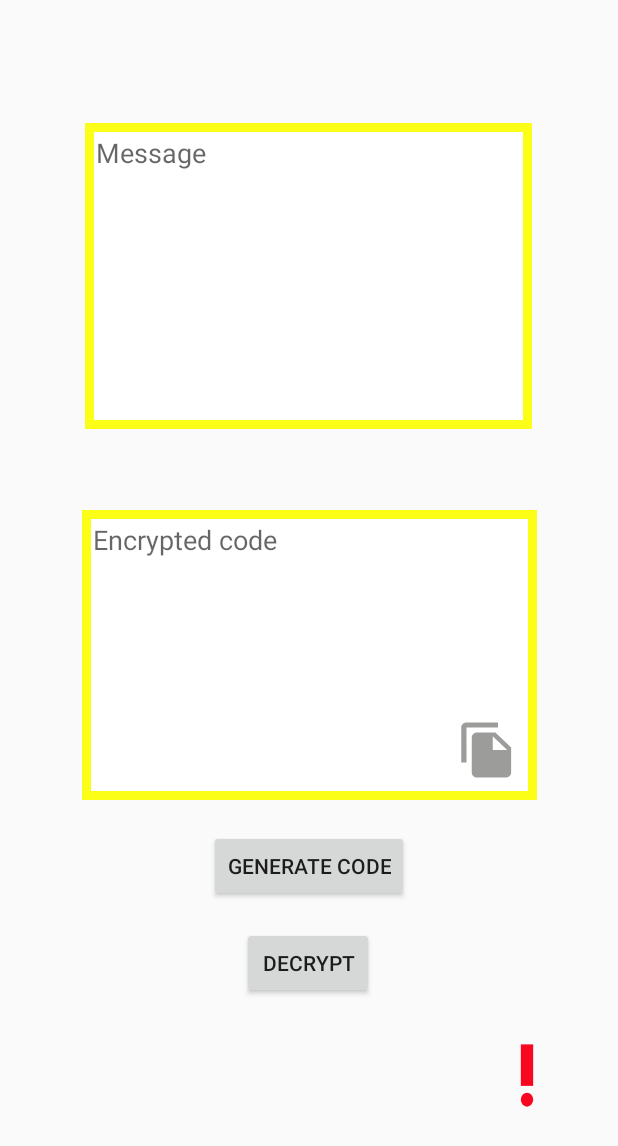
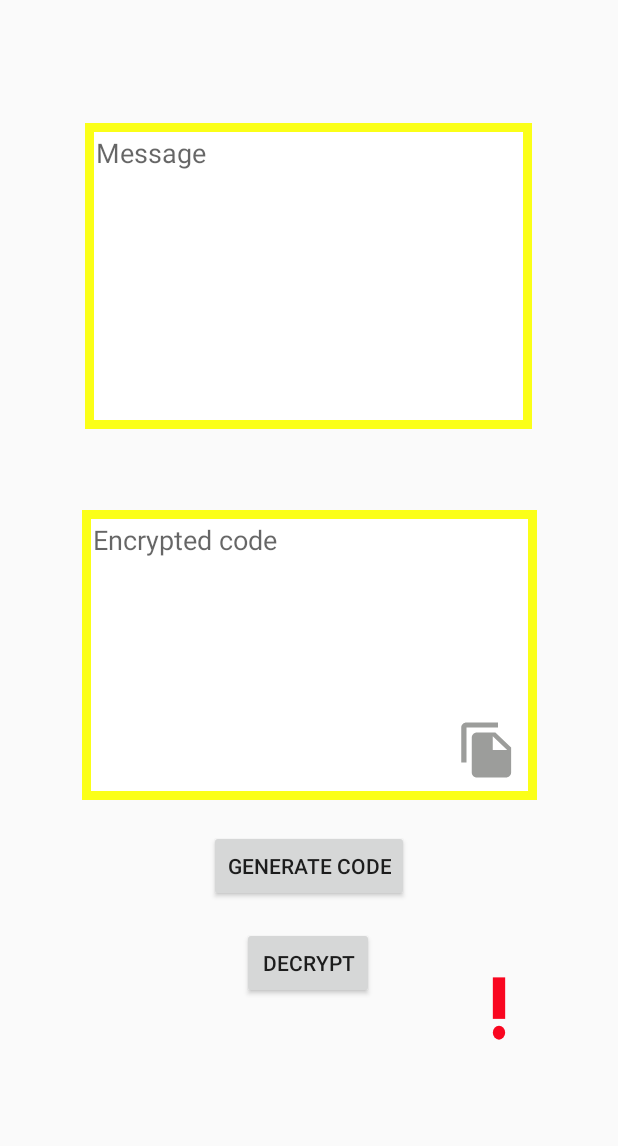
Before and after one commit to ThemApples/Bittercode, an Android app: the screen it shows after launch (MainActivity), after a tap on "CONTINUE", on a phone screen of 412 x 824 dp. Shown: the top 1146 px of the screen. Run offline under Robolectric (Android 15) with nearby library versions, the phone set to English and light mode, and no system bars.

Commit message:
Completed Application

```diff
--- a/Bittercode/app/src/main/java/com/example/bittercode/InformationPage.java
+++ b/Bittercode/app/src/main/java/com/example/bittercode/InformationPage.java
@@ -65,7 +65,7 @@ public class InformationPage extends AppCompatActivity implements View.OnClickLi
     public void onClick(View view) {
         switch(view.getId()) {
             case R.id.close:
-                showMessage("close button pressed");
+                //showMessage("close button pressed");
                 close();
                 break;
         }
--- a/Bittercode/app/src/main/java/com/example/bittercode/StartPage.java
+++ b/Bittercode/app/src/main/java/com/example/bittercode/StartPage.java
@@ -56,7 +56,7 @@ public class StartPage extends AppCompatActivity implements View.OnClickListener
     public void onClick(View view) {
         switch(view.getId()) {
             case R.id.cont:
-                showMessage("continue button presses");
+                //showMessage("continue button presses");
                 Continue();
                 break;
         }
--- a/Bittercode/app/src/main/res/layout/activity_main.xml
+++ b/Bittercode/app/src/main/res/layout/activity_main.xml
@@ -84,15 +84,13 @@
         android:background="@drawable/priority"
         app:layout_constraintBottom_toBottomOf="parent"
         app:layout_constraintEnd_toEndOf="parent"
-        app:layout_constraintHorizontal_bias="0.9"
-        app:layout_constraintStart_toStartOf="parent"
-        app:layout_constraintTop_toTopOf="parent"
-        app:layout_constraintVertical_bias="0.897" />
+        app:layout_constraintHorizontal_bias="0.517"
+        app:layout_constraintStart_toEndOf="@+id/decode"
+        app:layout_constraintTop_toBottomOf="@+id/copy_clipboard_encrypted" />
 
     <Button
         android:id="@+id/copy_clipboard_encrypted"
         android:layout_width="42dp"
-
         android:layout_height="40dp"
         android:background="@drawable/file_copy"
         app:layout_constraintBottom_toBottomOf="@+id/encrypt"
```
Also changed, not shown: Bittercode/app/src/main/java/com/example/bittercode/MainActivity.java (+14 -6 lines), 2 other files.
